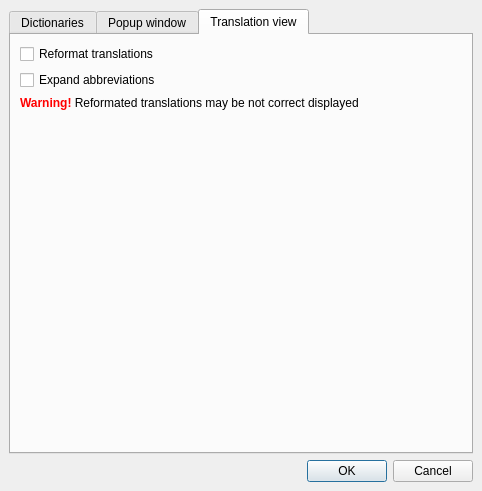
qstardict/qstardict, file ui/settingsdialog.ui: the form before one commit.
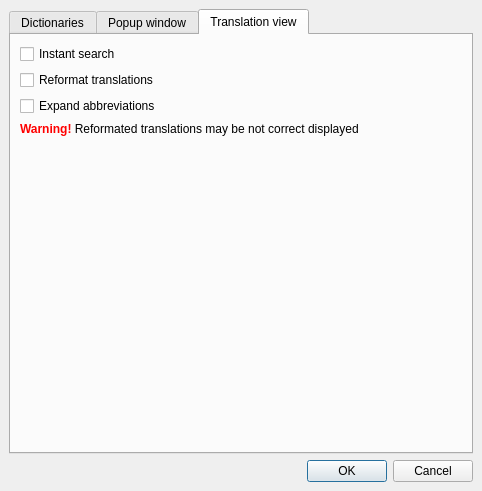
The form after the commit. The open tabs and pages were chosen to show the change. Icons and pictures are not drawn.

Commit message: Add support for configurable instance search

```diff
--- a/ui/settingsdialog.ui
+++ b/ui/settingsdialog.ui
@@ -572,40 +572,47 @@
        <property name="spacing" >
         <number>6</number>
        </property>
-       <item row="3" column="0" >
-        <spacer>
-         <property name="orientation" >
-          <enum>Qt::Vertical</enum>
-         </property>
-         <property name="sizeHint" >
-          <size>
-           <width>20</width>
-           <height>40</height>
-          </size>
-         </property>
-        </spacer>
-       </item>
-       <item row="1" column="0" >
+       <item row="2" column="0" >
         <widget class="QCheckBox" name="expandAbbreviationsBox" >
          <property name="text" >
           <string>Expand abbreviations</string>
          </property>
         </widget>
        </item>
-       <item row="0" column="0" >
-        <widget class="QCheckBox" name="reformatTranslationsBox" >
-         <property name="text" >
-          <string>Reformat translations</string>
-         </property>
-        </widget>
-       </item>
-       <item row="2" column="0" >
+       <item row="3" column="0" >
         <widget class="QLabel" name="reformatTranslationsWarningLabel" >
          <property name="text" >
           <string>&lt;b>&lt;font color="red">Warning!&lt;/font>&lt;/b> Reformated translations may be not correct displayed</string>
          </property>
         </widget>
        </item>
+       <item row="4" column="0" >
+        <spacer>
+         <property name="orientation" >
+          <enum>Qt::Vertical</enum>
+         </property>
+         <property name="sizeHint" >
+          <size>
+           <width>20</width>
+           <height>40</height>
+          </size>
+         </property>
+        </spacer>
+       </item>
+       <item row="1" column="0" >
+        <widget class="QCheckBox" name="reformatTranslationsBox" >
+         <property name="text" >
+          <string>Reformat translations</string>
+         </property>
+        </widget>
+       </item>
+       <item row="0" column="0" >
+        <widget class="QCheckBox" name="instantSearchBox" >
+         <property name="text" >
+          <string>Instant search</string>
+         </property>
+        </widget>
+       </item>
       </layout>
      </widget>
     </widget>
```
Left out of the diff: 2 changed lines with no effect on the pictures. The commit also changes 4 other files.
